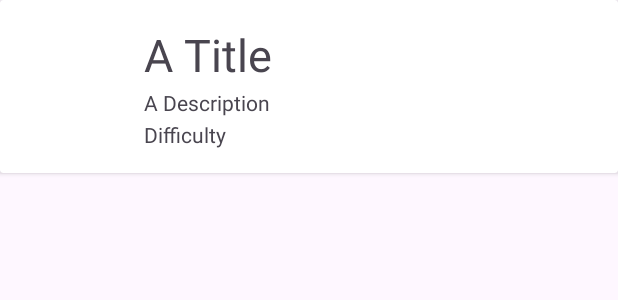
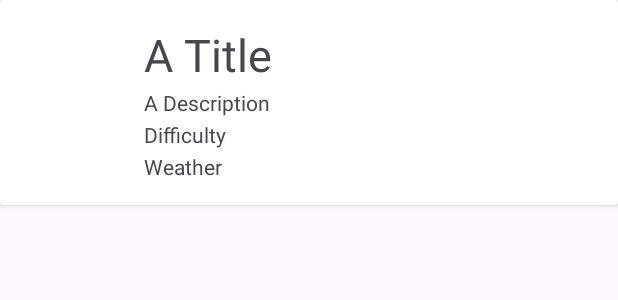
Before and after one commit to dominikkawka/mobileApp2CA1, an Android app: the layout card_running.xml on its own in the app's theme, with its tools: preview values and no code run, on a phone screen of 412 x 824 dp. Shown: the top 300 px of the screen. Run offline under Robolectric (Android 15) with nearby library versions, the phone set to English and light mode, and no system bars.

Commit message:
Weather Dropdown

```diff
--- a/app/src/main/java/ie/setu/mobileapp2ca1/adapters/RunningListAdapter.kt
+++ b/app/src/main/java/ie/setu/mobileapp2ca1/adapters/RunningListAdapter.kt
@@ -27,8 +27,6 @@ class RunningAdapter constructor(
         holder.bind(tracks, listener)
     }
 
-
-
     override fun getItemCount(): Int = runningTracks.size
 
     class MainHolder(private val binding : CardRunningBinding) :
@@ -38,6 +36,7 @@ class RunningAdapter constructor(
             binding.runningTitle.text = running.title
             binding.runningDescription.text = running.description
             binding.runningDifficulty.text = running.difficulty.toString() + " ★\t"
+            binding.runningWeather.text = running.weatherCondition
             Picasso.get().load(running.image).resize(200,200).into(binding.imageIcon)
             binding.root.setOnClickListener { listener.onTrackClick(running,adapterPosition) }
         }
--- a/app/src/main/res/layout/activity_running.xml
+++ b/app/src/main/res/layout/activity_running.xml
@@ -79,6 +79,12 @@ tools:context="ie.setu.mobileapp2ca1.view.RunningView">
                 android:layout_marginEnd="16dp"
                 android:layout_gravity="center"/>
 
+            <Spinner
+                android:id="@+id/runningWeather"
+                android:layout_width="match_parent"
+                android:layout_height="wrap_content"
+                />
+
             <Button
                 android:id="@+id/chooseImage"
                 android:layout_width="match_parent"
--- a/app/src/main/res/layout/card_running.xml
+++ b/app/src/main/res/layout/card_running.xml
@@ -50,5 +50,15 @@
             android:layout_marginTop="2dp"
             tools:text="Difficulty" />
 
+        <TextView
+            android:id="@+id/runningWeather"
+            android:layout_width="wrap_content"
+            android:layout_height="wrap_content"
+            android:layout_below="@id/runningDifficulty"
+            android:layout_alignParentStart="true"
+            android:layout_marginStart="80dp"
+            android:layout_marginTop="2dp"
+            tools:text="Weather" />
+
     </RelativeLayout>
 </androidx.cardview.widget.CardView>
```
Also changed, not shown: app/src/main/java/ie/setu/mobileapp2ca1/presenter/RunningPresenter.kt (+7 -2 lines), app/src/main/java/ie/setu/mobileapp2ca1/view/RunningView.kt (+47 -5 lines), app/src/main/res/values/strings.xml (+7 -0 lines).
